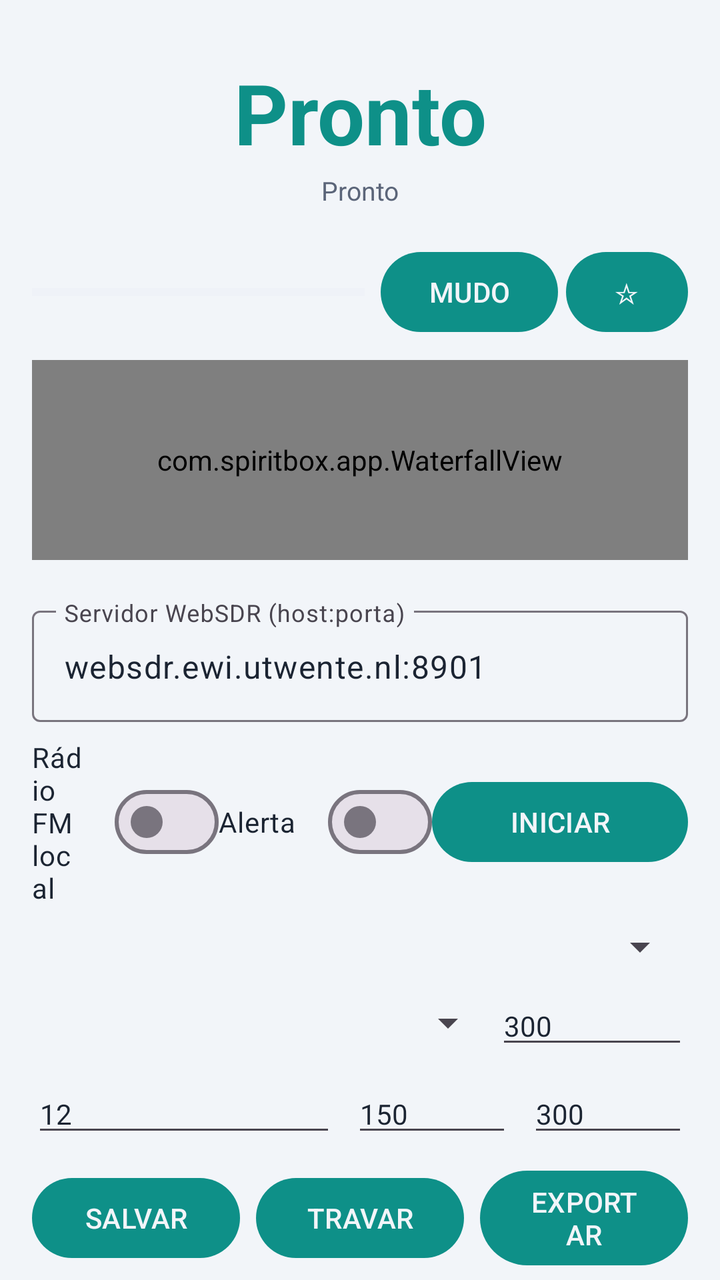
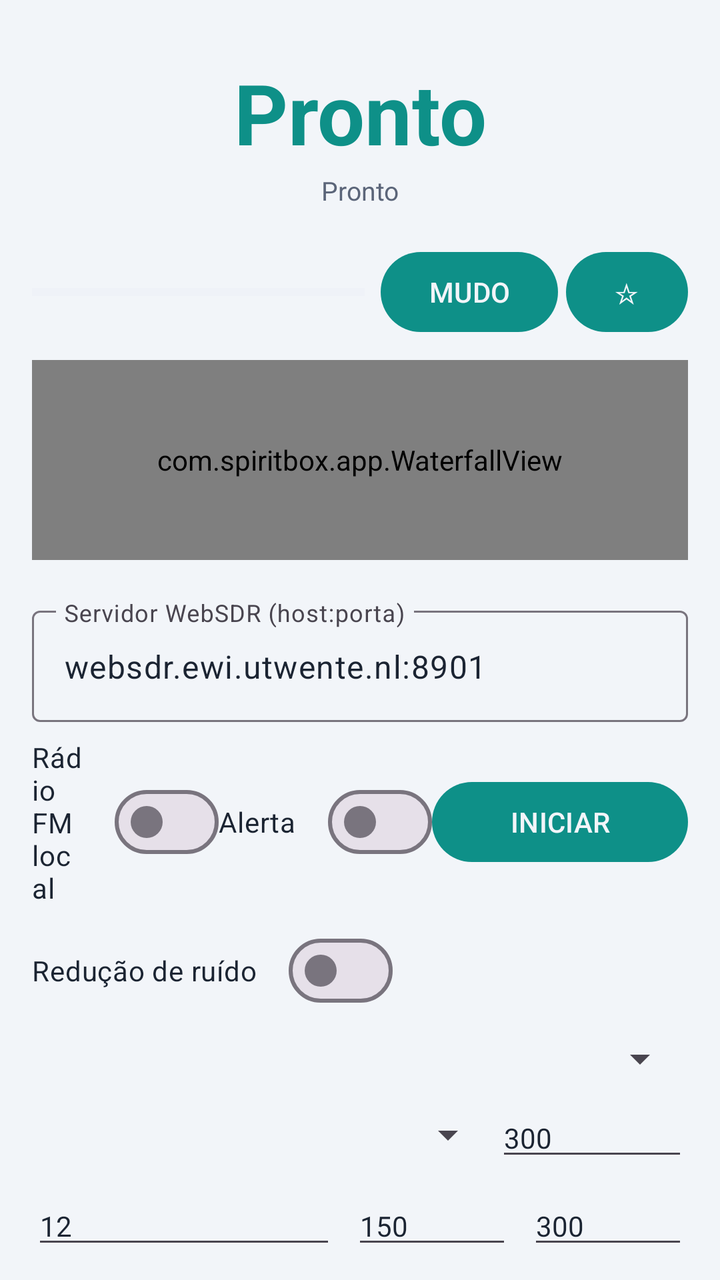

Two renders of the same Android screen: before a commit and after it. Below are the layout's source before the change and the commit's diff.
<!-- AndroidManifest.xml: application theme Theme.SpiritBox -->
<!-- res/layout/activity_main.xml -->
<?xml version="1.0" encoding="utf-8"?>
<FrameLayout xmlns:android="http://schemas.android.com/apk/res/android"
    xmlns:app="http://schemas.android.com/apk/res-auto"
    android:layout_width="match_parent"
    android:layout_height="match_parent">

    <androidx.core.widget.NestedScrollView
        android:id="@+id/scrollRoot"
        android:layout_width="match_parent"
        android:layout_height="match_parent"
        android:fillViewport="true"
        android:scrollbars="none">

        <LinearLayout
            android:layout_width="match_parent"
            android:layout_height="wrap_content"
            android:orientation="vertical"
            android:padding="16dp"
            android:paddingBottom="32dp">

        <TextView
            android:id="@+id/tvFreq"
            android:layout_width="match_parent"
            android:layout_height="wrap_content"
            android:layout_marginTop="12dp"
            android:gravity="center"
            android:text="@string/status_ready"
            android:textColor="@color/accent"
            android:textSize="42sp"
            android:textStyle="bold" />

        <TextView
            android:id="@+id/tvStatus"
            android:layout_width="match_parent"
            android:layout_height="wrap_content"
            android:layout_marginTop="2dp"
            android:gravity="center"
            android:text="@string/status_ready"
            android:textColor="@color/text_secondary"
            android:textSize="13sp" />

        <LinearLayout
            android:layout_width="match_parent"
            android:layout_height="wrap_content"
            android:layout_marginTop="18dp"
            android:gravity="center_vertical"
            android:orientation="horizontal">

            <ProgressBar
                android:id="@+id/meter"
                style="?android:attr/progressBarStyleHorizontal"
                android:layout_width="0dp"
                android:layout_height="10dp"
                android:layout_weight="1"
                android:max="100"
                android:progress="0"
                android:progressBackgroundTint="@color/panel"
                android:progressTint="@color/accent" />

            <com.google.android.material.button.MaterialButton
                android:id="@+id/btnMute"
                android:layout_width="wrap_content"
                android:layout_height="wrap_content"
                android:layout_marginStart="8dp"
                android:minWidth="72dp"
                android:text="@string/btn_mute"
                app:cornerRadius="24dp" />

            <com.google.android.material.button.MaterialButton
                android:id="@+id/btnBookmark"
                android:layout_width="wrap_content"
                android:layout_height="wrap_content"
                android:layout_marginStart="4dp"
                android:minWidth="52dp"
                android:text="@string/bookmark_off"
                app:cornerRadius="24dp" />
        </LinearLayout>

        <com.spiritbox.app.WaterfallView
            android:id="@+id/waterfall"
            android:layout_width="match_parent"
            android:layout_height="100dp"
            android:layout_marginTop="10dp" />

        <com.google.android.material.textfield.TextInputLayout
            android:layout_width="match_parent"
            android:layout_height="wrap_content"
            android:layout_marginTop="20dp"
            android:hint="@string/hint_server">

            <com.google.android.material.textfield.TextInputEditText
                android:id="@+id/etServer"
                android:layout_width="match_parent"
                android:layout_height="wrap_content"
                android:importantForAutofill="no"
                android:inputType="textUri"
                android:text="@string/default_server" />
        </com.google.android.material.textfield.TextInputLayout>

        <LinearLayout
            android:layout_width="match_parent"
            android:layout_height="wrap_content"
            android:layout_marginTop="8dp"
            android:gravity="center_vertical"
            android:orientation="horizontal">

            <com.google.android.material.materialswitch.MaterialSwitch
                android:id="@+id/swFm"
                android:layout_width="0dp"
                android:layout_height="wrap_content"
                android:layout_weight="1"
                android:text="@string/switch_fm"
                android:textColor="@color/text_primary"
                android:textSize="14sp" />

            <com.google.android.material.materialswitch.MaterialSwitch
                android:id="@+id/swAlerts"
                android:layout_width="wrap_content"
                android:layout_height="wrap_content"
                android:text="@string/switch_alerts"
                android:textColor="@color/text_primary"
                android:textSize="14sp" />

            <com.google.android.material.button.MaterialButton
                android:id="@+id/btnToggle"
                android:layout_width="wrap_content"
                android:layout_height="wrap_content"
                android:minWidth="128dp"
                android:text="@string/btn_start"
                app:cornerRadius="24dp" />
        </LinearLayout>

<LinearLayout
                android:layout_width="match_parent"
                android:layout_height="wrap_content"
                android:layout_marginTop="8dp"
                android:gravity="center_vertical"
                android:orientation="horizontal">

                <Spinner
                    android:id="@+id/spFav"
                    android:layout_width="match_parent"
                    android:layout_height="wrap_content"
                    android:spinnerMode="dropdown" />
            </LinearLayout>

            <LinearLayout
                android:layout_width="match_parent"
                android:layout_height="wrap_content"
                android:layout_marginTop="8dp"
                android:gravity="center_vertical"
                android:orientation="horizontal">

                <Spinner
                    android:id="@+id/spBand"
                    android:layout_width="0dp"
                    android:layout_height="wrap_content"
                    android:layout_weight="1"
                    android:spinnerMode="dropdown" />

            <EditText
                android:id="@+id/etDwell"
                android:layout_width="96dp"
                android:layout_height="wrap_content"
                android:hint="@string/hint_dwell"
                android:importantForAutofill="no"
                android:inputType="number"
                android:maxLines="1"
                android:text="@string/default_dwell"
                android:textColor="@color/text_primary"
                android:textSize="14sp" />
        </LinearLayout>

        <LinearLayout
            android:layout_width="match_parent"
            android:layout_height="wrap_content"
            android:layout_marginTop="8dp"
            android:gravity="center_vertical"
            android:orientation="horizontal">

            <EditText
                android:id="@+id/etThreshold"
                android:layout_width="0dp"
                android:layout_height="wrap_content"
                android:layout_weight="1"
                android:hint="@string/hint_threshold"
                android:importantForAutofill="no"
                android:inputType="number"
                android:maxLines="1"
                android:text="@string/default_threshold"
                android:textColor="@color/text_primary"
                android:textSize="14sp" />

            <EditText
                android:id="@+id/etSettle"
                android:layout_width="80dp"
                android:layout_height="wrap_content"
                android:layout_marginStart="8dp"
                android:hint="@string/hint_settle"
                android:importantForAutofill="no"
                android:inputType="number"
                android:maxLines="1"
                android:text="@string/default_settle"
                android:textColor="@color/text_primary"
                android:textSize="14sp" />

            <EditText
                android:id="@+id/etGap"
                android:layout_width="80dp"
                android:layout_height="wrap_content"
                android:layout_marginStart="8dp"
                android:hint="@string/hint_gap"
                android:importantForAutofill="no"
                android:inputType="number"
                android:maxLines="1"
                android:text="@string/default_gap"
                android:textColor="@color/text_primary"
                android:textSize="14sp" />
        </LinearLayout>

        <LinearLayout
            android:layout_width="match_parent"
            android:layout_height="wrap_content"
            android:layout_marginTop="8dp"
            android:gravity="center_vertical"
            android:orientation="horizontal">

            <com.google.android.material.button.MaterialButton
                android:id="@+id/btnManualCapture"
                android:layout_width="0dp"
                android:layout_height="wrap_content"
                android:layout_weight="1"
                android:text="@string/btn_manual_capture"
                app:cornerRadius="24dp" />

            <com.google.android.material.button.MaterialButton
                android:id="@+id/btnHold"
                android:layout_width="0dp"
                android:layout_height="wrap_content"
                android:layout_marginStart="8dp"
                android:layout_weight="1"
                android:text="@string/btn_hold"
                app:cornerRadius="24dp" />

            <com.google.android.material.button.MaterialButton
                android:id="@+id/btnShare"
                android:layout_width="0dp"
                android:layout_height="wrap_content"
                android:layout_marginStart="8dp"
                android:layout_weight="1"
                android:text="@string/btn_share_csv"
                app:cornerRadius="24dp" />
        </LinearLayout>

        <LinearLayout
            android:layout_width="match_parent"
            android:layout_height="wrap_content"
            android:layout_marginTop="8dp"
            android:gravity="center_vertical"
            android:orientation="horizontal">

            <com.google.android.material.button.MaterialButton
                android:id="@+id/btnTheme"
                android:layout_width="0dp"
                android:layout_height="wrap_content"
                android:layout_weight="1"
                android:text="@string/theme_system"
                app:cornerRadius="24dp" />

            <com.google.android.material.button.MaterialButton
                android:id="@+id/btnNight"
                android:layout_width="0dp"
                android:layout_height="wrap_content"
                android:layout_marginStart="8dp"
                android:layout_weight="1"
                android:text="@string/btn_night_off"
                app:cornerRadius="24dp" />
        </LinearLayout>

        <TextView
            android:id="@+id/tvCapturesTitle"
            android:layout_width="match_parent"
            android:layout_height="wrap_content"
            android:layout_marginTop="18dp"
            android:text="@string/title_captures"
            android:textColor="@color/text_secondary"
            android:textSize="13sp" />

        <ListView
            android:id="@+id/listCaptures"
            android:layout_width="match_parent"
            android:layout_height="wrap_content"
            android:layout_marginTop="4dp"
            android:divider="@color/panel"
            android:dividerHeight="1dp"
            android:listSelector="@android:color/transparent"
            android:nestedScrollingEnabled="false" />
        </LinearLayout>
    </androidx.core.widget.NestedScrollView>

    <View
        android:id="@+id/redFilter"
        android:layout_width="match_parent"
        android:layout_height="match_parent"
        android:background="#3BFF0000"
        android:clickable="false"
        android:focusable="false"
        android:visibility="gone" />
</FrameLayout>
<!-- resources referenced by this layout -->
<resources>
  <color name="accent">#0E9088</color>
  <color name="panel">#E4E9F1</color>
  <color name="text_primary">#1B2432</color>
  <color name="text_secondary">#5B6579</color>
  <string name="bookmark_off">☆</string>
  <string name="btn_hold">TRAVAR</string>
  <string name="btn_manual_capture">SALVAR</string>
  <string name="btn_mute">MUDO</string>
  <string name="btn_night_off">NOITE</string>
  <string name="btn_share_csv">EXPORTAR</string>
  <string name="btn_start">INICIAR</string>
  <string name="default_dwell">300</string>
  <string name="default_gap">300</string>
  <string name="default_server">websdr.ewi.utwente.nl:8901</string>
  <string name="default_settle">150</string>
  <string name="default_threshold">12</string>
  <string name="hint_dwell">Dwell ms</string>
  <string name="hint_gap">Gap ms</string>
  <string name="hint_server">Servidor WebSDR (host:porta)</string>
  <string name="hint_settle">Settle ms</string>
  <string name="hint_threshold">Limiar %</string>
  <string name="status_ready">Pronto</string>
  <string name="switch_alerts">Alerta</string>
  <string name="switch_fm">Rádio FM local</string>
  <string name="theme_system">SISTEMA</string>
  <string name="title_captures">Sinais capturados</string>
  <style name="Theme.SpiritBox" parent="Theme.Material3.DayNight.NoActionBar">
          <item name="colorPrimary">@color/accent</item>
          <item name="colorOnPrimary">@color/bg</item>
          <item name="colorSecondary">@color/accent_dim</item>
          <item name="android:colorBackground">@color/bg</item>
          <item name="colorSurface">@color/panel</item>
          <item name="colorOnSurface">@color/text_primary</item>
          <item name="android:windowBackground">@color/bg</item>
          <item name="android:statusBarColor">@color/bg</item>
          <item name="android:navigationBarColor">@color/bg</item>
      </style>
  <color name="bg">#F2F5F9</color>
  <color name="accent_dim">#5AA7A2</color>
</resources>

<!-- the commit's change to res/layout/activity_main.xml (unified diff, before → after) -->
@@ -128,6 +128,22 @@
                 android:minWidth="128dp"
                 android:text="@string/btn_start"
                 app:cornerRadius="24dp" />
+        </LinearLayout>
+
+        <LinearLayout
+            android:layout_width="match_parent"
+            android:layout_height="wrap_content"
+            android:layout_marginTop="8dp"
+            android:gravity="center_vertical"
+            android:orientation="horizontal">
+
+            <com.google.android.material.materialswitch.MaterialSwitch
+                android:id="@+id/swNoise"
+                android:layout_width="wrap_content"
+                android:layout_height="wrap_content"
+                android:text="@string/switch_noise"
+                android:textColor="@color/text_primary"
+                android:textSize="14sp" />
         </LinearLayout>
 
 <LinearLayout
<!-- resource entries referenced after the edit -->
@@ -24,6 +24,7 @@
   <string name="status_ready">Pronto</string>
   <string name="switch_alerts">Alerta</string>
   <string name="switch_fm">Rádio FM local</string>
+  <string name="switch_noise">Redução de ruído</string>
   <string name="theme_system">SISTEMA</string>
   <string name="title_captures">Sinais capturados</string>
   <style name="Theme.SpiritBox" parent="Theme.Material3.DayNight.NoActionBar">
